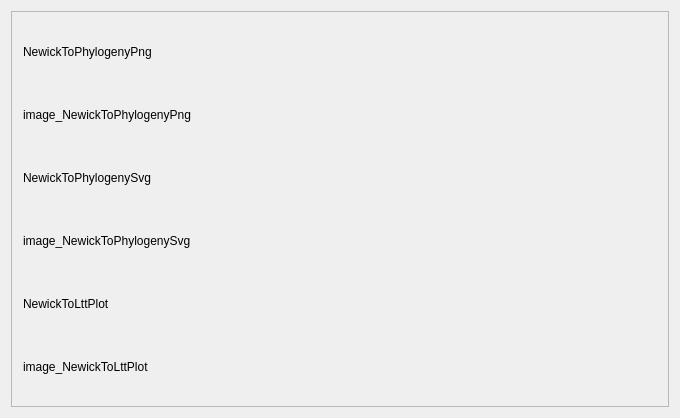
Before: the Qt Designer form Tools/ToolTestPhylogenyR/qttestphylogenyrdialog.ui in richelbilderbeek/ProjectRichelBilderbeek, drawn with Qt 5.
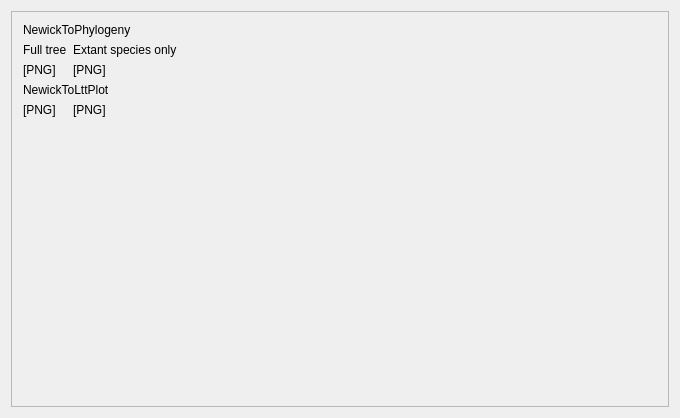
After: the same form once the commit is applied.

The edit to the form file:
```diff
--- a/Tools/ToolTestPhylogenyR/qttestphylogenyrdialog.ui
+++ b/Tools/ToolTestPhylogenyR/qttestphylogenyrdialog.ui
@@ -28,46 +28,63 @@
         <height>398</height>
        </rect>
       </property>
-      <layout class="QVBoxLayout" name="verticalLayout">
-       <item>
+      <layout class="QFormLayout" name="formLayout">
+       <property name="fieldGrowthPolicy">
+        <enum>QFormLayout::AllNonFixedFieldsGrow</enum>
+       </property>
+       <item row="0" column="0" colspan="2">
         <widget class="QLabel" name="label_NewickToPhylogenyPng">
          <property name="text">
-          <string>NewickToPhylogenyPng</string>
+          <string>NewickToPhylogeny</string>
          </property>
         </widget>
        </item>
-       <item>
+       <item row="1" column="0">
+        <widget class="QLabel" name="label">
+         <property name="text">
+          <string>Full tree</string>
+         </property>
+        </widget>
+       </item>
+       <item row="1" column="1">
+        <widget class="QLabel" name="label_2">
+         <property name="text">
+          <string>Extant species only</string>
+         </property>
+        </widget>
+       </item>
+       <item row="2" column="0">
         <widget class="QLabel" name="image_NewickToPhylogenyPng">
          <property name="text">
-          <string>image_NewickToPhylogenyPng</string>
+          <string>[PNG]</string>
          </property>
         </widget>
        </item>
-       <item>
-        <widget class="QLabel" name="label_NewickToPhylogenySvg">
+       <item row="2" column="1">
+        <widget class="QLabel" name="image_NewickToPhylogenyExtant">
          <property name="text">
-          <string>NewickToPhylogenySvg</string>
+          <string>[PNG]</string>
          </property>
         </widget>
        </item>
-       <item>
-        <widget class="QLabel" name="image_NewickToPhylogenySvg">
-         <property name="text">
-          <string>image_NewickToPhylogenySvg</string>
-         </property>
-        </widget>
-       </item>
-       <item>
+       <item row="5" column="0" colspan="2">
         <widget class="QLabel" name="label_NewickToLttPlot">
          <property name="text">
           <string>NewickToLttPlot</string>
          </property>
         </widget>
        </item>
-       <item>
+       <item row="6" column="0">
         <widget class="QLabel" name="image_NewickToLttPlot">
          <property name="text">
-          <string>image_NewickToLttPlot</string>
+          <string>[PNG]</string>
+         </property>
+        </widget>
+       </item>
+       <item row="6" column="1">
+        <widget class="QLabel" name="image_NewickToLttPlotExtant">
+         <property name="text">
+          <string>[PNG]</string>
          </property>
         </widget>
        </item>
```
